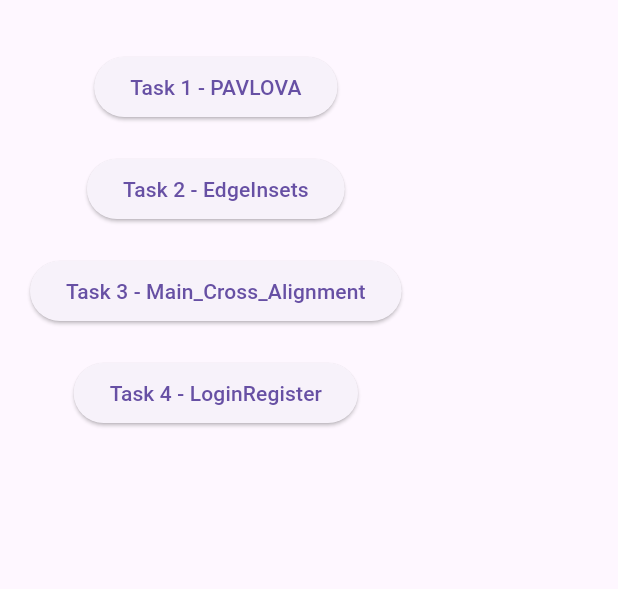
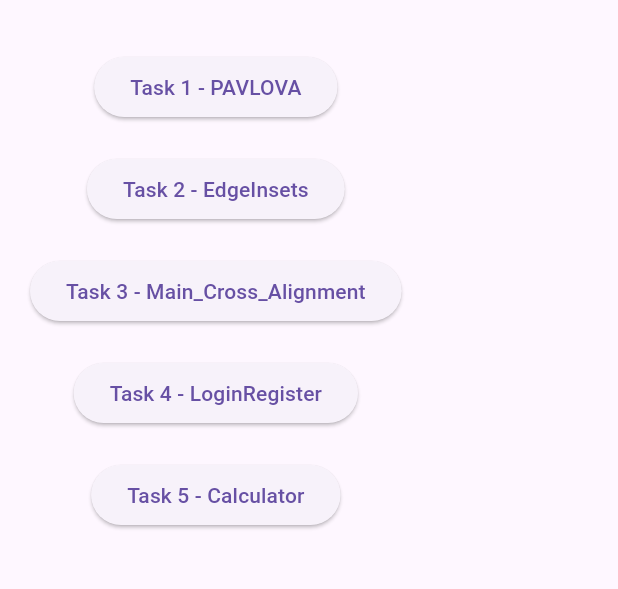
Before and after one commit to Aracena18/CCE-106-Activities, a Flutter app: the screen it shows after launch, on a phone screen of 412 x 824 dp, the part 63-652 px from its top. Run offline on Flutter 3.47's test engine with Material 3 defaults, Android fonts, the phone set to English and light mode, and no system bars.

Commit message:
Add Task 5 calculator to activity hub

```diff
--- a/lib/screens/home/activity_hub_page.dart
+++ b/lib/screens/home/activity_hub_page.dart
@@ -4,6 +4,7 @@ import '../../activities/activity_01_widget_designing/icon_page.dart';
 import '../../activities/activity_02_alignment/activity_02_page.dart';
 import '../../activities/activity_03_login_register/login.dart';
 import '../../activities/activity_04_edgeinsets/activity_04_page.dart';
+import '../../activities/activity_05_calculator/calculator.dart';
 
 class ActivityHubPage extends StatelessWidget {
   const ActivityHubPage({super.key});
@@ -65,6 +66,18 @@ class ActivityHubPage extends StatelessWidget {
               },
               child: const Text('Task 4 - LoginRegister'),
             ),
+            const SizedBox(height: 20),
+            ElevatedButton(
+              onPressed: () {
+                Navigator.push(
+                  context,
+                  MaterialPageRoute(
+                    builder: (context) => const Calculator(),
+                  ),
+                );
+              },
+              child: const Text('Task 5 - Calculator'),
+            ),
           ],
         ),
       ),
```
